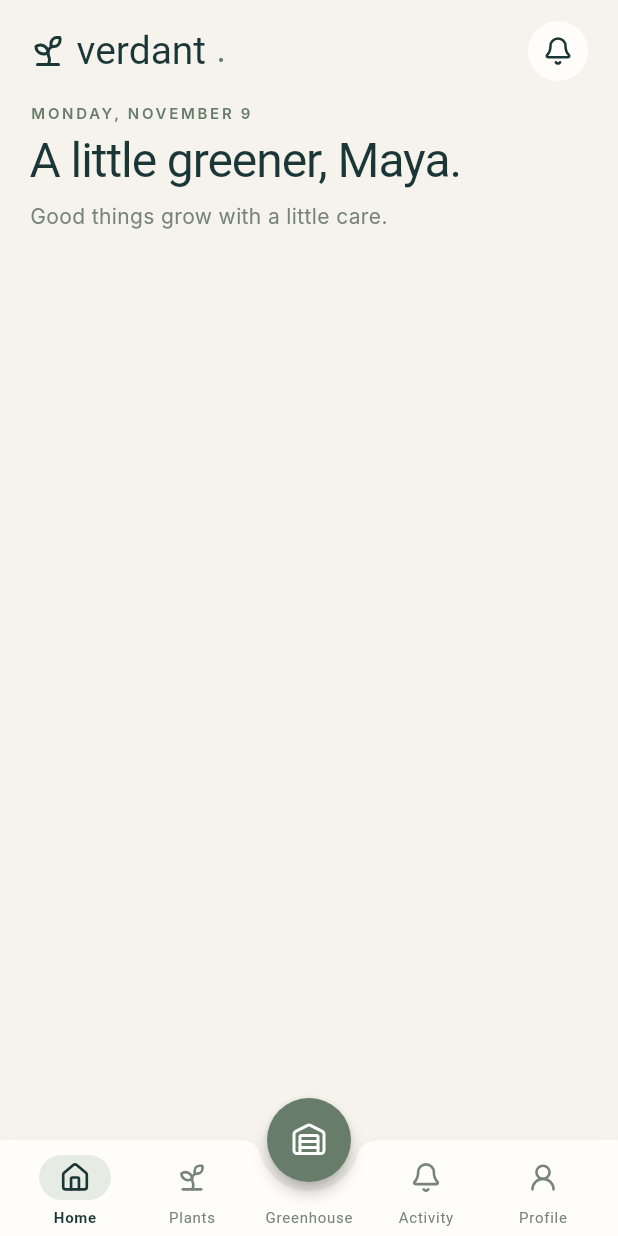
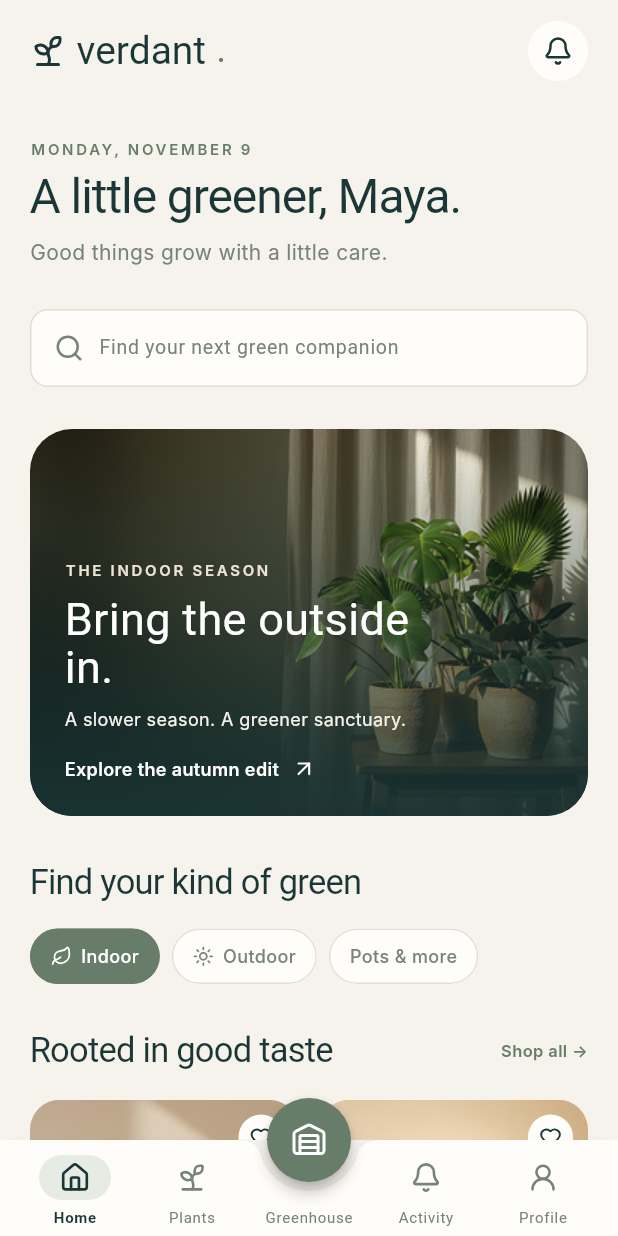
Before and after one commit to fabiogentile-gif/verdant, a Flutter app: the screen it shows after launch, on a phone screen of 412 x 824 dp. Run offline on Flutter 3.47's test engine with Material 3 defaults, Android fonts, the phone set to English and light mode, and no system bars; our stand-ins replace lucide_icons_flutter; Roboto replaces fonts that are missing (Inter, Lora).

Commit message:
aggiunto barra di ricerca, featured card, filtri homepage, featured products

```diff
--- a/lib/pages/activity.dart
+++ b/lib/pages/activity.dart
@@ -1,6 +1,6 @@
 import 'package:flutter/material.dart';
 import 'package:lucide_icons_flutter/lucide_icons.dart';
-import 'package:verdant/app_bar.dart';
+import 'package:verdant/search_field.dart';
 import 'package:verdant/widgets/components/page_header.dart';
 
 class Activity extends StatelessWidget {
--- a/lib/pages/greenhouse.dart
+++ b/lib/pages/greenhouse.dart
@@ -1,7 +1,8 @@
 import 'package:flutter/material.dart';
 import 'package:lucide_icons_flutter/lucide_icons.dart';
-import 'package:verdant/app_bar.dart';
+import 'package:verdant/search_field.dart';
 import 'package:verdant/widgets/components/page_header.dart';
+import 'package:verdant/widgets/components/search_bar.dart';
 
 class Greenhouse extends StatelessWidget {
   const Greenhouse({super.key});
@@ -23,6 +24,8 @@ class Greenhouse extends StatelessWidget {
               title: 'Room to grow.',
               subtitle: 'Thoughtfully grown plants and beautiful things to help them thrive.',
             ),
+            SizedBox(height: 28),
+            AppSearchField(hintText: 'Search plants, pots & essentials'),
           ],
         ),
       ),
--- a/lib/pages/homepage.dart
+++ b/lib/pages/homepage.dart
@@ -1,16 +1,27 @@
 import 'package:flutter/material.dart';
-import 'package:verdant/app_bar.dart';
+import 'package:verdant/search_field.dart';
 import 'package:verdant/widgets/components/page_header.dart';
+import 'package:verdant/widgets/components/search_bar.dart';
+import 'package:verdant/widgets/homepage/category_filter.dart';
+import 'package:verdant/widgets/homepage/featured_products.dart';
+import 'package:verdant/widgets/homepage/seasonal_card.dart';
 
-class Homepage extends StatelessWidget {
+class Homepage extends StatefulWidget {
   const Homepage({super.key});
+
+  @override
+  State<Homepage> createState() => _HomepageState();
+}
+
+class _HomepageState extends State<Homepage> {
+  int _selected = 0;
 
   @override
   Widget build(BuildContext context) {
     return Scaffold(
       appBar: StandardAppBar.home(hasUnread: false, onActionTap: () {}),
       body: SingleChildScrollView(
-        padding: const EdgeInsets.fromLTRB(20, 0, 20, 0),
+        padding: const EdgeInsets.fromLTRB(20, 24, 20, 0),
         child: Column(
           crossAxisAlignment: CrossAxisAlignment.start,
           children: [
@@ -19,6 +30,32 @@ class Homepage extends StatelessWidget {
               title: 'A little greener, Maya.',
               subtitle: 'Good things grow with a little care.',
             ),
+            const SizedBox(height: 28),
+            const AppSearchField(hintText: 'Find your next green companion'),
+            const SizedBox(height: 28),
+            const SeasonalFeatureCard(),
+            const SizedBox(height: 28),
+            PopularCategories(
+              selectedIndex: _selected,
+              onSelected: (i) => setState(() => _selected = i),
+            ),
+            const SizedBox(height: 28),
+            FeaturedProducts(
+              products: const [
+                Product(
+                  name: 'Monstera deliciosa',
+                  price: '\$38',
+                  tag: 'Bestseller',
+                  image: AssetImage('assets/images/products/product_monstera_deliciosa.png'),
+                ),
+                Product(
+                  name: 'Sandstone pot',
+                  price: '\$24',
+                  tag: 'Hand-finished',
+                  image: AssetImage('assets/images/products/product_sandstone_pot.png'),
+                ),
+              ],
+            ),
           ],
         ),
       ),
--- a/lib/pages/plants.dart
+++ b/lib/pages/plants.dart
@@ -1,6 +1,6 @@
 import 'package:flutter/material.dart';
 import 'package:lucide_icons_flutter/lucide_icons.dart';
-import 'package:verdant/app_bar.dart';
+import 'package:verdant/search_field.dart';
 import 'package:verdant/widgets/components/page_header.dart';
 
 class Plants extends StatelessWidget {
--- a/lib/pages/profile.dart
+++ b/lib/pages/profile.dart
@@ -1,6 +1,6 @@
 import 'package:flutter/material.dart';
 import 'package:lucide_icons_flutter/lucide_icons.dart';
-import 'package:verdant/app_bar.dart';
+import 'package:verdant/search_field.dart';
 import 'package:verdant/widgets/components/page_header.dart';
 
 class Profile extends StatelessWidget {
--- a/lib/theme/theme.dart
+++ b/lib/theme/theme.dart
@@ -2,11 +2,11 @@ import 'package:flutter/material.dart';
 
 const _lightScheme = ColorScheme(
   brightness: Brightness.light,
-  primary: Color(0xFF677D6A), // Natural green
+  primary: Color(0xFF677D6A),
   onPrimary: Color(0xFFFFFFFF),
   primaryContainer: Color(0xFFE6EBE3),
   onPrimaryContainer: Color(0xFF40534C),
-  secondary: Color(0xFFD6BD98), // Warm beige
+  secondary: Color(0xFFD6BD98),
   onSecondary: Color(0xFF1A3636),
   secondaryContainer: Color(0xFFEDE3D3),
   onSecondaryContainer: Color(0xFF40534C),
@@ -18,16 +18,16 @@ const _lightScheme = ColorScheme(
   onError: Color(0xFFFFFFFF),
   errorContainer: Color(0xFFF9DAD6),
   onErrorContainer: Color(0xFF410E0B),
-  surface: Color(0xFFFFFDFA), // card, campi, nav bar
-  onSurface: Color(0xFF1A3636), // Deep petrol
-  onSurfaceVariant: Color(0xFF77847B), // testo secondario
+  surface: Color(0xFFFFFDFA),
+  onSurface: Color(0xFF1A3636),
+  onSurfaceVariant: Color(0xFF77847B),
   surfaceContainerLowest: Color(0xFFFFFDFA),
-  surfaceContainerLow: Color(0xFFF6F3ED), // sfondo pagina
+  surfaceContainerLow: Color(0xFFF6F3ED),
   surfaceContainer: Color(0xFFF0ECE2),
   surfaceContainerHigh: Color(0xFFEBE7DC),
   surfaceContainerHighest: Color(0xFFE5E1D5),
   outline: Color(0xFF8A978F),
-  outlineVariant: Color(0xFFDEDFD5), // bordi
+  outlineVariant: Color(0xFFDEDFD5),
   inverseSurface: Color(0xFF1A3636),
   onInverseSurface: Color(0xFFF6F3ED),
   inversePrimary: Color(0xFFA9C2AC),
--- /dev/null
+++ b/lib/widgets/components/search_bar.dart
@@ -0,0 +1,57 @@
+import 'package:flutter/material.dart';
+import 'package:lucide_icons_flutter/lucide_icons.dart';
+
+class AppSearchField extends StatelessWidget {
+  const AppSearchField({
+    super.key,
+    this.controller,
+    this.onChanged,
+    this.onSubmitted,
+    required this.hintText,
+  });
+
+  final TextEditingController? controller;
+  final ValueChanged<String>? onChanged;
+  final ValueChanged<String>? onSubmitted;
+  final String hintText;
+
+  @override
+  Widget build(BuildContext context) {
+    final scheme = Theme.of(context).colorScheme;
+
+    return Container(
+      padding: const EdgeInsets.all(15),
+      decoration: BoxDecoration(
+        color: scheme.surface,
+        borderRadius: BorderRadius.circular(12),
+        border: Border.all(color: scheme.outlineVariant),
+      ),
+      child: Row(
+        children: [
+          Icon(LucideIcons.search, size: 20, color: scheme.onSurfaceVariant),
+          const SizedBox(width: 10),
+          Expanded(
+            child: TextField(
+              controller: controller,
+              onChanged: onChanged,
+              onSubmitted: onSubmitted,
+              textInputAction: TextInputAction.search,
+              style: TextStyle(fontSize: 13, color: scheme.onSurface),
+              cursorColor: scheme.primary,
+              decoration: InputDecoration(
+                isDense: true,
+                isCollapsed: true,
+                border: InputBorder.none,
+                hintText: hintText,
+                hintStyle: TextStyle(
+                  fontSize: 13,
+                  color: scheme.onSurfaceVariant,
+                ),
+              ),
+            ),
+          ),
+        ],
+      ),
+    );
+  }
+}
--- /dev/null
+++ b/lib/widgets/homepage/category_filter.dart
@@ -0,0 +1,116 @@
+import 'package:flutter/material.dart';
+import 'package:lucide_icons_flutter/lucide_icons.dart';
+
+class CategoryFilter {
+  const CategoryFilter(this.label, {this.icon});
+
+  final String label;
+  final IconData? icon;
+}
+
+const popularCategories = [
+  CategoryFilter('Indoor', icon: LucideIcons.leaf),
+  CategoryFilter('Outdoor', icon: LucideIcons.sun),
+  CategoryFilter('Pots & more'),
+];
+
+class PopularCategories extends StatelessWidget {
+  const PopularCategories({
+    super.key,
+    required this.selectedIndex,
+    required this.onSelected,
+    this.categories = popularCategories,
+  });
+
+  final int selectedIndex;
+  final ValueChanged<int> onSelected;
+  final List<CategoryFilter> categories;
+
+  @override
+  Widget build(BuildContext context) {
+    final scheme = Theme.of(context).colorScheme;
+
+    return Column(
+      mainAxisSize: MainAxisSize.min,
+      crossAxisAlignment: CrossAxisAlignment.start,
+      children: [
+        Text(
+          'Find your kind of green',
+          style: TextStyle(
+            fontFamily: 'Lora',
+            fontSize: 23,
+            letterSpacing: -0.5,
+            color: scheme.onSurface,
+          ),
+        ),
+        const SizedBox(height: 14),
+        SingleChildScrollView(
+          scrollDirection: Axis.horizontal,
+          child: Row(
+            children: [
+              for (var i = 0; i < categories.length; i++) ...[
+                if (i > 0) const SizedBox(width: 8),
+                _FilterChip(
+                  category: categories[i],
+                  selected: i == selectedIndex,
+                  onTap: () => onSelected(i),
+                ),
+              ],
+            ],
+          ),
+        ),
+      ],
+    );
+  }
+}
+
+class _FilterChip extends StatelessWidget {
+  const _FilterChip({
+    required this.category,
+    required this.selected,
+    required this.onTap,
+  });
+
+  final CategoryFilter category;
+  final bool selected;
+  final VoidCallback onTap;
+
+  @override
+  Widget build(BuildContext context) {
+    final scheme = Theme.of(context).colorScheme;
+
+    final background = selected ? scheme.primary : scheme.surface;
+    final border = selected ? scheme.primary : scheme.outlineVariant;
+    final foreground = selected ? scheme.onPrimary : scheme.onSurfaceVariant;
+
+    return Material(
+      color: background,
+      shape: StadiumBorder(side: BorderSide(color: border)),
+      clipBehavior: Clip.antiAlias,
+      child: InkWell(
+        onTap: onTap,
+        child: Padding(
+          padding: const EdgeInsets.symmetric(horizontal: 14, vertical: 10),
+          child: Row(
+            mainAxisSize: MainAxisSize.min,
+            children: [
+              if (category.icon != null) ...[
+                Icon(category.icon, size: 14, color: foreground),
+                const SizedBox(width: 6),
+              ],
+              Text(
+                category.label,
+                style: TextStyle(
+                  fontFamily: 'Inter',
+                  fontSize: 12,
+                  fontWeight: FontWeight.w500,
+                  color: foreground,
+                ),
+              ),
+            ],
+          ),
+        ),
+      ),
+    );
+  }
+}
--- /dev/null
+++ b/lib/widgets/homepage/featured_products.dart
@@ -0,0 +1,209 @@
+import 'package:flutter/material.dart';
+import 'package:lucide_icons_flutter/lucide_icons.dart';
+
+class Product {
+  const Product({
+    required this.name,
+    required this.price,
+    required this.tag,
+    required this.image,
+  });
+
+  final String name;
+  final String price;
+  final String tag;
+  final ImageProvider image;
+}
+
+class FeaturedProducts extends StatelessWidget {
+  const FeaturedProducts({
+    super.key,
+    required this.products,
+    this.onShopAll,
+    this.onProductTap,
+    this.onFavoriteTap,
+    this.onAddTap,
+  });
+
+  final List<Product> products;
+  final VoidCallback? onShopAll;
+  final ValueChanged<Product>? onProductTap;
+  final ValueChanged<Product>? onFavoriteTap;
+  final ValueChanged<Product>? onAddTap;
+
+  @override
+  Widget build(BuildContext context) {
+    final scheme = Theme.of(context).colorScheme;
+
+    return Column(
+      mainAxisSize: MainAxisSize.min,
+      crossAxisAlignment: CrossAxisAlignment.start,
+      children: [
+        Row(
+          children: [
+            Expanded(
+              child: Text(
+                'Rooted in good taste',
+                style: TextStyle(
+                  fontFamily: 'Lora',
+                  fontSize: 23,
+                  letterSpacing: -0.5,
+                  color: scheme.onSurface,
+                ),
+              ),
+            ),
+            const SizedBox(width: 8),
+            GestureDetector(
+              onTap: onShopAll,
+              child: Text(
+                'Shop all →',
+                style: TextStyle(
+                  fontFamily: 'Inter',
+                  fontSize: 11,
+                  fontWeight: FontWeight.w600,
+                  color: scheme.primary,
+                ),
+              ),
+            ),
+          ],
+        ),
+        const SizedBox(height: 16),
+        Row(
+          crossAxisAlignment: CrossAxisAlignment.start,
+          children: [
+            for (var i = 0; i < products.length; i++) ...[
+              if (i > 0) const SizedBox(width: 14),
+              Expanded(
+                child: _ProductCard(
+                  product: products[i],
+                  onTap: () => onProductTap?.call(products[i]),
+                  onFavoriteTap: () => onFavoriteTap?.call(products[i]),
+                  onAddTap: () => onAddTap?.call(products[i]),
+                ),
+              ),
+            ],
+          ],
+        ),
+      ],
+    );
+  }
+}
+
+class _ProductCard extends StatelessWidget {
+  const _ProductCard({
+    required this.product,
+    required this.onTap,
+    required this.onFavoriteTap,
+    required this.onAddTap,
+  });
+
+  final Product product;
+  final VoidCallback onTap;
+  final VoidCallback onFavoriteTap;
+  final VoidCallback onAddTap;
+
+  @override
+  Widget build(BuildContext context) {
+    final scheme = Theme.of(context).colorScheme;
+
+    return GestureDetector(
+      onTap: onTap,
+      behavior: HitTestBehavior.opaque,
+      child: Column(
+        crossAxisAlignment: CrossAxisAlignment.start,
+        children: [
+          SizedBox(
+            height: 190,
+            child: Stack(
+              children: [
+                Positioned.fill(
+                  child: ClipRRect(
+                    borderRadius: BorderRadius.circular(20),
+                    child: Image(image: product.image, fit: BoxFit.cover),
+                  ),
+                ),
+                Positioned(
+                  top: 10,
+                  right: 10,
+                  child: GestureDetector(
+                    onTap: onFavoriteTap,
+                    child: Container(
+                      width: 30,
+                      height: 30,
+                      decoration: BoxDecoration(
+                        color: scheme.surface,
+                        shape: BoxShape.circle,
+                      ),
+                      child: Icon(
+                        LucideIcons.heart,
+                        size: 15,
+                        color: scheme.onSurface,
+                      ),
+                    ),
+                  ),
+                ),
+                Positioned(
+                  left: 10,
+                  bottom: 10,
+                  child: Container(
+                    padding: const EdgeInsets.symmetric(
+                      horizontal: 8,
+                      vertical: 5,
+                    ),
+                    decoration: BoxDecoration(
+                      color: scheme.surface,
+                      borderRadius: BorderRadius.circular(100),
+                    ),
+                    child: Text(
+                      product.tag,
+                      style: TextStyle(
+                        fontFamily: 'Inter',
+                        fontSize: 9,
+                        fontWeight: FontWeight.w600,
+                        color: scheme.onSurfaceVariant,
+                      ),
+                    ),
+                  ),
+                ),
+              ],
+            ),
+          ),
+          const SizedBox(height: 9),
+          Text(
+            product.name,
+            maxLines: 1,
+            overflow: TextOverflow.ellipsis,
+            style: TextStyle(
+              fontFamily: 'Inter',
+              fontSize: 13,
+              fontWeight: FontWeight.w600,
+              color: scheme.onSurface,
+            ),
+          ),
+          const SizedBox(height: 9),
+          Row(
+            mainAxisAlignment: MainAxisAlignment.spaceBetween,
+            children: [
+              Text(
+                product.price,
+                style: TextStyle(
+                  fontFamily: 'Inter',
+                  fontSize: 14,
+                  color: scheme.onSurface,
+                ),
+              ),
+              GestureDetector(
+                onTap: onAddTap,
+                child: Icon(
+                  LucideIcons.circlePlus,
+                  size: 23,
+                  color: scheme.onSurfaceVariant,
+                ),
+              ),
+            ],
+          ),
+        ],
+      ),
+    );
+  }
+}
--- /dev/null
+++ b/lib/widgets/homepage/seasonal_card.dart
@@ -0,0 +1,119 @@
+import 'package:flutter/material.dart';
+import 'package:lucide_icons_flutter/lucide_icons.dart';
+
+class SeasonalFeatureCard extends StatelessWidget {
+  const SeasonalFeatureCard({super.key, this.onTap});
+
+  final VoidCallback? onTap;
+
+  @override
+  Widget build(BuildContext context) {
+    final scheme = Theme.of(context).colorScheme;
+
+    return Material(
+      color: scheme.surface,
+      borderRadius: BorderRadius.circular(28),
+      clipBehavior: Clip.antiAlias,
+      child: InkWell(
+        onTap: onTap,
+        child: SizedBox(
+          width: double.infinity,
+          height: 258,
+          child: Stack(
+            children: [
+              Positioned.fill(
+                child: Image.asset(
+                  'assets/images/autumn_botanical_still_life.png',
+                  fit: BoxFit.cover,
+                ),
+              ),
+              const Positioned.fill(
+                child: DecoratedBox(
+                  decoration: BoxDecoration(
+                    gradient: LinearGradient(
+                      begin: Alignment.bottomCenter,
+                      end: Alignment.topCenter,
+                      colors: [Color(0xEB1A3636), Color(0x001A3636)],
+                    ),
+                  ),
+                ),
+              ),
+              Padding(
+                padding: const EdgeInsets.all(23),
+                child: Align(
+                  alignment: Alignment.bottomLeft,
+                  child: SizedBox(
+                    width: 265,
+                    child: Column(
+                      mainAxisSize: MainAxisSize.min,
+                      crossAxisAlignment: CrossAxisAlignment.start,
+                      children: [
+                        Text(
+                          'THE INDOOR SEASON',
+                          style: TextStyle(
+                            fontFamily: 'Inter',
+                            fontSize: 10,
+                            fontWeight: FontWeight.w600,
+                            letterSpacing: 1.8,
+                            color: scheme.secondaryContainer,
+                          ),
+                        ),
+                        const SizedBox(height: 10),
+                        const Text(
+                          'Bring the outside in.',
+                          style: TextStyle(
+                            fontFamily: 'Lora',
+                            fontSize: 30,
+                            height: 1.08,
+                            color: Colors.white,
+                          ),
+                        ),
+                        const SizedBox(height: 10),
+                        SizedBox(
+                          width: 240,
+                          child: Text(
+                            'A slower season. A greener sanctuary.',
+                            style: TextStyle(
+                              fontFamily: 'Inter',
+                              fontSize: 12,
+                              height: 1.5,
+                              color: scheme.surfaceContainerLow,
+                            ),
+                          ),
+                        ),
+                        const SizedBox(height: 10),
+                        const Padding(
+                          padding: EdgeInsets.only(top: 5),
+                          child: Row(
+                            mainAxisSize: MainAxisSize.min,
+                            children: [
+                              Text(
+                                'Explore the autumn edit',
+                                style: TextStyle(
+                                  fontFamily: 'Inter',
+                                  fontSize: 12,
+                                  fontWeight: FontWeight.w600,
+                                  color: Colors.white,
+                                ),
+                              ),
+                              SizedBox(width: 8),
+                              Icon(
+                                LucideIcons.arrowUpRight,
+                                size: 17,
+                                color: Colors.white,
+                              ),
+                            ],
+                          ),
+                        ),
+                      ],
+                    ),
+                  ),
+                ),
+              ),
+            ],
+          ),
+        ),
+      ),
+    );
+  }
+}
--- a/pubspec.yaml
+++ b/pubspec.yaml
@@ -59,8 +59,9 @@ flutter:
   uses-material-design: true
 
   # To add assets to your application, add an assets section, like this:
-  # assets:
-  #   - images/a_dot_burr.jpeg
+  assets:
+     - assets/images/
+     - assets/images/products/
   #   - images/a_dot_ham.jpeg
 
   # An image asset can refer to one or more resolution-specific "variants", see
```
Also changed, not shown: assets/images/autumn_botanical_still_life.png (added), assets/images/products/product_monstera_deliciosa.png (added), assets/images/products/product_sandstone_pot.png (added), lib/search_field.dart (renamed from lib/app_bar.dart).
